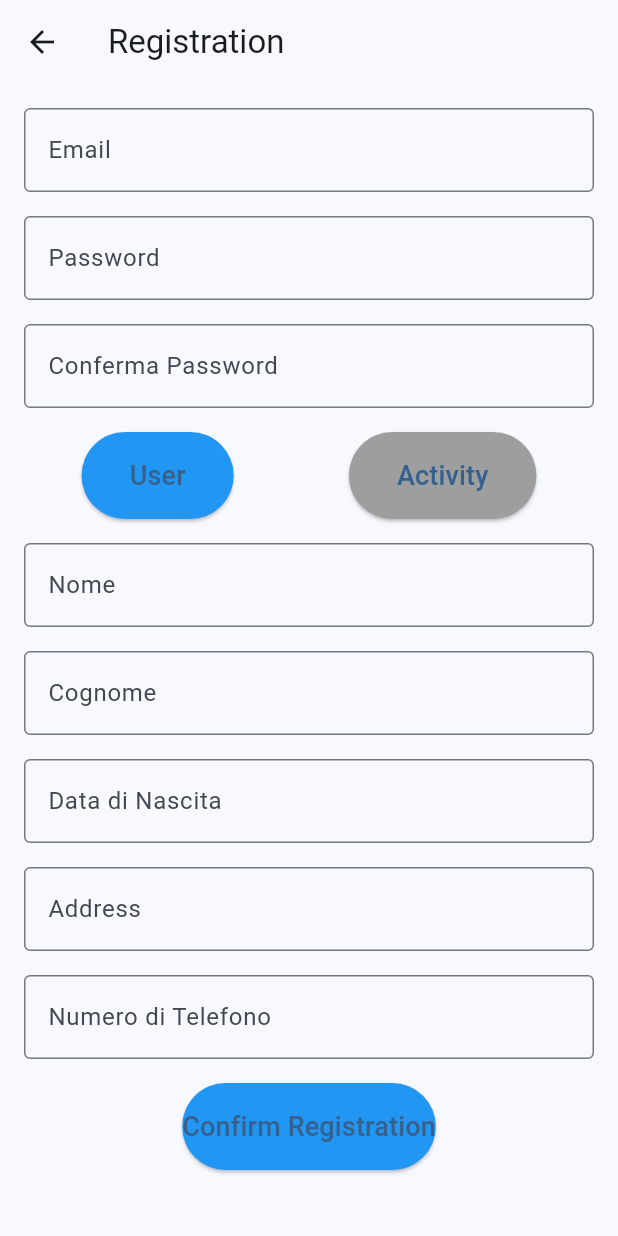
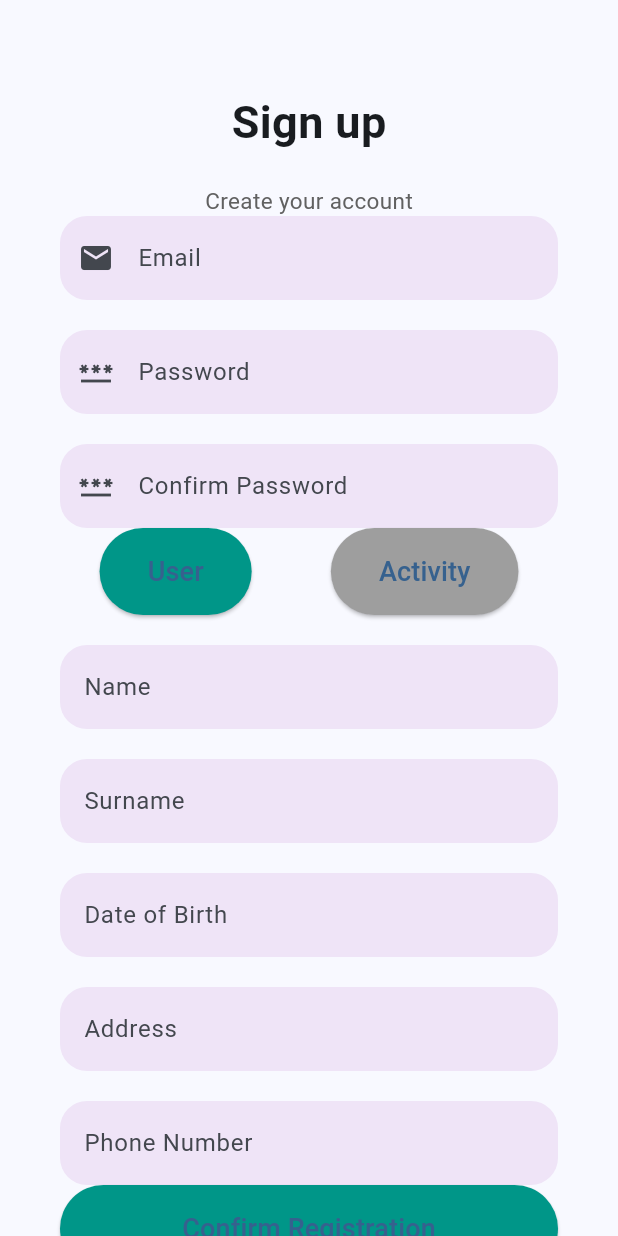
Before and after one commit to gazzamood/dwyt_repo, a Flutter app: the LoginRegistratiPage screen opened directly, on a phone screen of 412 x 824 dp. Run offline on Flutter 3.47's test engine with Material 3 defaults, Android fonts, the phone set to English and light mode, and no system bars; our stand-ins replace cloud_firestore, firebase_auth, firebase_core, firebase_messaging, geocoding, geolocator and 3 more; accounts and stored records are empty; network calls fail.

Commit message:
fix login app

```diff
--- a/lib/main.dart
+++ b/lib/main.dart
@@ -1,4 +1,5 @@
 import 'package:dwyt_test/pages/home_page/home_page.dart';
+import 'package:dwyt_test/pages/login/accedi_page.dart';
 import 'package:dwyt_test/pages/login/login_page.dart';
 import 'package:dwyt_test/services/firebase_service/auth.dart';
 import 'package:flutter/material.dart';
@@ -36,7 +37,7 @@ class _MyAppState extends State<MyApp> {
         if(snapshot.hasData){
           return const HomePage();
         }else{
-          return const LoginPage();
+          return const LoginAccediPage();
         }
       }
     )
--- a/lib/pages/home_page/home_page.dart
+++ b/lib/pages/home_page/home_page.dart
@@ -1,3 +1,4 @@
+import 'package:dwyt_test/pages/login/accedi_page.dart';
 import 'package:firebase_auth/firebase_auth.dart';
 import 'package:flutter/material.dart';
 import 'package:geolocator/geolocator.dart';
@@ -52,7 +53,7 @@ class _HomePageState extends State<HomePage> with SingleTickerProviderStateMixin
     await Auth().signOut();
     Navigator.pushReplacement(
       context,
-      MaterialPageRoute(builder: (context) => const LoginPage()),
+      MaterialPageRoute(builder: (context) => const LoginAccediPage()),
     );
   }
 
--- a/lib/pages/login/registrati_page.dart
+++ b/lib/pages/login/registrati_page.dart
@@ -2,7 +2,6 @@ import 'package:cloud_firestore/cloud_firestore.dart';
 import 'package:firebase_auth/firebase_auth.dart';
 import 'package:flutter/material.dart';
 import 'package:geocoding/geocoding.dart';
-import 'package:location/location.dart' as loc;
 
 import '../../services/firebase_service/auth.dart';
 import '../home_page/home_page.dart';
@@ -51,21 +50,17 @@ class _LoginRegistratiPageState extends State<LoginRegistratiPage> {
   Future<void> registerUserOrAttivita() async {
     if (_formKey.currentState!.validate()) {
       try {
-        // 1. Register user with Firebase Authentication
         UserCredential userCredential = await Auth().createUserWithEmailAndPassword(
           email: _email.text,
           password: _password.text,
         );
         print('User registered successfully: ${userCredential.user!.uid}');
 
-        // 2. Get the ID of the new user
         String userId = userCredential.user!.uid;
 
         if (_isUtente) {
-          // Geocode the address
           List<Location> locations = await locationFromAddress(_addressUser.text);
           Location location = locations.first;
-          // Register user in Firestore
           await FirebaseFirestore.instance.collection('users').doc(userId).set({
             'userId': userId,
             'name': _nome.text,
@@ -83,10 +78,8 @@ class _LoginRegistratiPageState extends State<LoginRegistratiPage> {
           });
           print('User profile created successfully in Firestore');
         } else {
-          // Geocode the address
           List<Location> locations = await locationFromAddress(_addressActivity.text);
           Location location = locations.first;
-          // Register activity in Firestore
           await FirebaseFirestore.instance.collection('activities').doc(userId).set({
             'activityId': userId,
             'name': _nomeAttivita.text,
@@ -106,7 +99,6 @@ class _LoginRegistratiPageState extends State<LoginRegistratiPage> {
           print('Activity profile created successfully in Firestore');
         }
 
-        // Navigate to the home page
         Navigator.pushReplacement(
           context,
           MaterialPageRoute(builder: (context) => const HomePage()),
@@ -114,7 +106,6 @@ class _LoginRegistratiPageState extends State<LoginRegistratiPage> {
         print('Navigated to HomePage');
       } catch (error) {
         print('Error during registration: $error');
-        // Handle any registration errors
         ScaffoldMessenger.of(context).showSnackBar(
           SnackBar(content: Text('Errore durante la registrazione: $error')),
         );
@@ -122,83 +113,85 @@ class _LoginRegistratiPageState extends State<LoginRegistratiPage> {
     }
   }
 
+
   @override
   Widget build(BuildContext context) {
     return Scaffold(
-      appBar: AppBar(
-        title: const Text('Registration'),
+      body: SingleChildScrollView(
+        child: Container(
+          padding: const EdgeInsets.symmetric(horizontal: 40),
+          width: double.infinity,
+          child: Column(
+            mainAxisAlignment: MainAxisAlignment.spaceEvenly,
+            crossAxisAlignment: CrossAxisAlignment.stretch,
+            children: <Widget>[
+              Column(
+                children: <Widget>[
+                  const SizedBox(height: 60.0),
+                  const Text(
+                    "Sign up",
+                    style: TextStyle(
+                      fontSize: 30,
+                      fontWeight: FontWeight.bold,
                     ),
-      body: Padding(
-        padding: const EdgeInsets.all(16.0),
-        child: Form(
-          key: _formKey,
-          child: SingleChildScrollView(
-            child: Column(
-              mainAxisAlignment: MainAxisAlignment.center,
+                  ),
+                  const SizedBox(height: 20),
+                  Text(
+                    "Create your account",
+                    style: TextStyle(fontSize: 15, color: Colors.grey[700]),
+                  ),
+                ],
+              ),
+              Column(
                 children: <Widget>[
-                TextFormField(
+                  TextField(
                     controller: _email,
-                  decoration: const InputDecoration(
-                    labelText: 'Email',
-                    border: OutlineInputBorder(),
+                    decoration: InputDecoration(
+                        hintText: "Email",
+                        border: OutlineInputBorder(
+                            borderRadius: BorderRadius.circular(18),
+                            borderSide: BorderSide.none),
+                        fillColor: Colors.purple.withOpacity(0.1),
+                        filled: true,
+                        prefixIcon: const Icon(Icons.email)),
                   ),
-                  keyboardType: TextInputType.emailAddress,
-                  validator: (value) {
-                    if (value == null || value.isEmpty) {
-                      return 'Inserisci la tua email';
-                    }
-                    final regex = RegExp(r'^[^@]+@[^@]+\.[^@]+');
-                    if (!regex.hasMatch(value)) {
-                      return 'Inserisci un indirizzo email valido';
-                    }
-                    return null;
-                  },
+                  const SizedBox(height: 20),
+                  TextField(
+                    controller: _password,
+                    decoration: InputDecoration(
+                        hintText: "Password",
+                        border: OutlineInputBorder(
+                            borderRadius: BorderRadius.circular(18),
+                            borderSide: BorderSide.none),
+                        fillColor: Colors.purple.withOpacity(0.1),
+                        filled: true,
+                        prefixIcon: const Icon(Icons.password)),
+                    obscureText: true,
                   ),
-                const SizedBox(height: 16.0),
-                TextFormField(
-                  controller: _password,
-                  decoration: const InputDecoration(
-                    labelText: 'Password',
-                    border: OutlineInputBorder(),
+                  const SizedBox(height: 20),
+                  TextField(
+                    controller: _confermapassword,
+                    decoration: InputDecoration(
+                        hintText: "Confirm Password",
+                        border: OutlineInputBorder(
+                            borderRadius: BorderRadius.circular(18),
+                            borderSide: BorderSide.none),
+                        fillColor: Colors.purple.withOpacity(0.1),
+                        filled: true,
+                        prefixIcon: const Icon(Icons.password)),
+                    obscureText: true,
                   ),
-                  obscureText: true,
-                  validator: (value) {
-                    if (value == null || value.isEmpty) {
-                      return 'Inserisci la tua password';
-                    }
-                    if (value.length < 6) {
-                      return 'La password deve essere lunga almeno 6 caratteri';
-                    }
-                    return null;
-                  },
+                ],
               ),
-                const SizedBox(height: 16.0),
-                TextFormField(
-                  controller: _confermapassword,
-                  decoration: const InputDecoration(
-                    labelText: 'Conferma Password',
-                    border: OutlineInputBorder(),
-                  ),
-                  obscureText: true,
-                  validator: (value) {
-                    if (value == null || value.isEmpty) {
-                      return 'Conferma la tua password';
-                    }
-                    if (value != _password.text) {
-                      return 'Le password non coincidono';
-                    }
-                    return null;
-                  },
-                ),
-                const SizedBox(height: 16.0),
               Row(
                 mainAxisAlignment: MainAxisAlignment.spaceAround,
                 children: [
                   ElevatedButton(
                     onPressed: switchToUtente,
                     style: ElevatedButton.styleFrom(
+                      shape: const StadiumBorder(),
                       padding: const EdgeInsets.symmetric(vertical: 16.0, horizontal: 32.0),
-                        backgroundColor: _isUtente ? Colors.blue : Colors.grey,
+                      backgroundColor: _isUtente ? Colors.teal : Colors.grey,
                     ),
                     child: const Text(
                       'User',
@@ -208,8 +201,9 @@ class _LoginRegistratiPageState extends State<LoginRegistratiPage> {
                   ElevatedButton(
                     onPressed: switchToAttivita,
                     style: ElevatedButton.styleFrom(
+                      shape: const StadiumBorder(),
                       padding: const EdgeInsets.symmetric(vertical: 16.0, horizontal: 32.0),
-                        backgroundColor: _isUtente ? Colors.grey : Colors.blue,
+                      backgroundColor: _isUtente ? Colors.grey : Colors.teal,
                     ),
                     child: const Text(
                       'Activity',
@@ -218,22 +212,81 @@ class _LoginRegistratiPageState extends State<LoginRegistratiPage> {
                   ),
                 ],
               ),
-                const SizedBox(height: 16.0),
               _isUtente ? buildUtenteForm() : buildAttivitaForm(),
-                const SizedBox(height: 16.0),
               ElevatedButton(
                 onPressed: registerUserOrAttivita,
                 style: ElevatedButton.styleFrom(
-                    backgroundColor: Colors.blue,
-                    padding: const EdgeInsets.symmetric(vertical: 16.0),
+                  shape: const StadiumBorder(),
+                  padding: const EdgeInsets.symmetric(vertical: 16),
+                  backgroundColor: Colors.teal,
                 ),
                 child: const Text(
                   'Confirm Registration',
                   style: TextStyle(fontSize: 18.0),
                 ),
               ),
+              const Center(child: Text("Or")),
+              Container(
+                height: 45,
+                decoration: BoxDecoration(
+                  borderRadius: BorderRadius.circular(25),
+                  border: Border.all(
+                    color: Colors.teal,
+                  ),
+                  boxShadow: [
+                    BoxShadow(
+                      color: Colors.white.withOpacity(0.5),
+                      spreadRadius: 1,
+                      blurRadius: 1,
+                      offset: const Offset(0, 1),
+                    ),
                   ],
                 ),
+                child: TextButton(
+                  onPressed: () {},
+                  child: Row(
+                    mainAxisAlignment: MainAxisAlignment.center,
+                    children: [
+                      Container(
+                        height: 30.0,
+                        width: 30.0,
+                        decoration: const BoxDecoration(
+                          image: DecorationImage(
+                              image: AssetImage('assets/images/login_signup/google.png'),
+                              fit: BoxFit.cover),
+                          shape: BoxShape.circle,
+                        ),
+                      ),
+                      const SizedBox(width: 18),
+                      const Text(
+                        "Sign In with Google",
+                        style: TextStyle(
+                          fontSize: 16,
+                          color: Colors.teal,
+                        ),
+                      ),
+                    ],
+                  ),
+                ),
+              ),
+              Row(
+                mainAxisAlignment: MainAxisAlignment.center,
+                children: <Widget>[
+                  const Text("Already have an account?"),
+                  TextButton(
+                      onPressed: () {
+                        Navigator.pop(context);
+                      },
+                      child: const Text(
+                        "Log in",
+                        style: TextStyle(
+                          fontSize: 18,
+                          fontWeight: FontWeight.bold,
+                        ),
+                      )),
+                ],
+              ),
+            ],
           ),
         ),
       ),
@@ -243,76 +296,60 @@ class _LoginRegistratiPageState extends State<LoginRegistratiPage> {
   Widget buildUtenteForm() {
     return Column(
       children: <Widget>[
-        TextFormField(
+        const SizedBox(height: 20),
+        TextField(
           controller: _nome,
-          decoration: const InputDecoration(
-            labelText: 'Nome',
-            border: OutlineInputBorder(),
+          decoration: InputDecoration(
+              hintText: "Name",
+              border: OutlineInputBorder(
+                  borderRadius: BorderRadius.circular(18),
+                  borderSide: BorderSide.none),
+              fillColor: Colors.purple.withOpacity(0.1),
+              filled: true),
         ),
-          validator: (value) {
-            if (value == null || value.isEmpty) {
-              return 'Inserisci il tuo nome';
-            }
-            return null;
-          },
+        const SizedBox(height: 20),
+        TextField(
+          controller: _cognome,
+          decoration: InputDecoration(
+              hintText: "Surname",
+              border: OutlineInputBorder(
+                  borderRadius: BorderRadius.circular(18),
+                  borderSide: BorderSide.none),
+              fillColor: Colors.purple.withOpacity(0.1),
+              filled: true),
         ),
-        const SizedBox(height: 16.0),
-        TextFormField(
-          controller: _cognome,
-          decoration: const InputDecoration(
-            labelText: 'Cognome',
-            border: OutlineInputBorder(),
+        const SizedBox(height: 20),
+        TextField(
+          controller: _datanascita,
+          decoration: InputDecoration(
+              hintText: "Date of Birth",
+              border: OutlineInputBorder(
+                  borderRadius: BorderRadius.circular(18),
+                  borderSide: BorderSide.none),
+              fillColor: Colors.purple.withOpacity(0.1),
+              filled: true),
         ),
-          validator: (value) {
-            if (value == null || value.isEmpty) {
-              return 'Inserisci il tuo cognome';
-            }
-            return null;
-          },
+        const SizedBox(height: 20),
+        TextField(
+          controller: _addressUser,
+          decoration: InputDecoration(
+              hintText: "Address",
+              border: OutlineInputBorder(
+                  borderRadius: BorderRadius.circular(18),
+                  borderSide: BorderSide.none),
+              fillColor: Colors.purple.withOpacity(0.1),
+              filled: true),
         ),
-        const SizedBox(height: 16.0),
-        TextFormField(
-          controller: _datanascita,
-          decoration: const InputDecoration(
-            labelText: 'Data di Nascita',
-            border: OutlineInputBorder(),
-          ),
-          keyboardType: TextInputType.datetime,
-          validator: (value) {
-            if (value == null || value.isEmpty) {
-              return 'Inserisci la tua data di nascita';
-            }
-            return null;
-          },
-        ),
-        const SizedBox(height: 16.0),
-        TextFormField(
-          controller: _addressUser,
-          decoration: const InputDecoration(
-            labelText: 'Address',
-            border: OutlineInputBorder(),
-          ),
-          validator: (value) {
-            if (value == null || value.isEmpty) {
-              return 'Inserisci la location dell\'user';
-            }
-            return null;
-          },
-        ),
-        const SizedBox(height: 16.0),
-        TextFormField(
-          controller: _phoneNumber, // Added field
-          decoration: const InputDecoration(
-            labelText: 'Numero di Telefono',
-            border: OutlineInputBorder(),
-          ),
-          keyboardType: TextInputType.phone,
-          validator: (value) {
-            if (value == null || value.isEmpty) {
-              return 'Inserisci il numero di telefono';
-            }
-            return null;
-          },
+        const SizedBox(height: 20),
+        TextField(
+          controller: _phoneNumber,
+          decoration: InputDecoration(
+              hintText: "Phone Number",
+              border: OutlineInputBorder(
+                  borderRadius: BorderRadius.circular(18),
+                  borderSide: BorderSide.none),
+              fillColor: Colors.purple.withOpacity(0.1),
+              filled: true),
         ),
       ],
     );
@@ -321,90 +358,71 @@ class _LoginRegistratiPageState extends State<LoginRegistratiPage> {
   Widget buildAttivitaForm() {
     return Column(
       children: <Widget>[
-        TextFormField(
+        const SizedBox(height: 20),
+        TextField(
           controller: _nomeAttivita,
-          decoration: const InputDecoration(
-            labelText: 'Nome Attività',
-            border: OutlineInputBorder(),
+          decoration: InputDecoration(
+              hintText: "Activity Name",
+              border: OutlineInputBorder(
+                  borderRadius: BorderRadius.circular(18),
+                  borderSide: BorderSide.none),
+              fillColor: Colors.purple.withOpacity(0.1),
+              filled: true),
         ),
-          validator: (value) {
-            if (value == null || value.isEmpty) {
-              return 'Inserisci il nome dell\'attività';
-            }
-            return null;
-          },
+        const SizedBox(height: 20),
+        TextField(
+          controller: _tipologia,
+          decoration: InputDecoration(
+              hintText: "Type",
+              border: OutlineInputBorder(
+                  borderRadius: BorderRadius.circular(18),
+                  borderSide: BorderSide.none),
+              fillColor: Colors.purple.withOpacity(0.1),
+              filled: true),
         ),
-        const SizedBox(height: 16.0),
-        TextFormField(
-          controller: _tipologia,
-          decoration: const InputDecoration(
-            labelText: 'Tipologia',
-            border: OutlineInputBorder(),
+        const SizedBox(height: 20),
+        TextField(
+          controller: _description,
+          decoration: InputDecoration(
+              hintText: "Description",
+              border: OutlineInputBorder(
+                  borderRadius: BorderRadius.circular(18),
+                  borderSide: BorderSide.none),
+              fillColor: Colors.purple.withOpacity(0.1),
+              filled: true),
         ),
-          validator: (value) {
-            if (value == null || value.isEmpty) {
-              return 'Inserisci la tipologia dell\'attività';
-            }
-            return null;
-          },
+        const SizedBox(height: 20),
+        TextField(
+          controller: _orariApertura,
+          decoration: InputDecoration(
+              hintText: "Opening Hours",
+              border: OutlineInputBorder(
+                  borderRadius: BorderRadius.circular(18),
+                  borderSide: BorderSide.none),
+              fillColor: Colors.purple.withOpacity(0.1),
+              filled: true),
         ),
-        const SizedBox(height: 16.0),
-        TextFormField(
-          controller: _description,
-          decoration: const InputDecoration(
-            labelText: 'Descrizione',
-            border: OutlineInputBorder(),
+        const SizedBox(height: 20),
+        TextField(
+          controller: _contatti,
+          decoration: InputDecoration(
+              hintText: "Contacts",
+              border: OutlineInputBorder(
+                  borderRadius: BorderRadius.circular(18),
+                  borderSide: BorderSide.none),
+              fillColor: Colors.purple.withOpacity(0.1),
+              filled: true),
         ),
-          validator: (value) {
-            if (value == null || value.isEmpty) {
-              return 'Inserisci una descrizione dell\'attività';
-            }
-            return null;
-          },
-        ),
-        const SizedBox(height: 16.0),
-        TextFormField(
-          controller: _orariApertura,
-          decoration: const InputDecoration(
-            labelText: 'Orari di Apertura',
-            border: OutlineInputBorder(),
-          ),
-          keyboardType: TextInputType.text,
-          validator: (value) {
-            if (value == null || value.isEmpty) {
-              return 'Inserisci gli orari di apertura dell\'attività';
-            }
-            return null;
-          },
-        ),
-        const SizedBox(height: 16.0),
-        TextFormField(
-          controller: _contatti,
-          decoration: const InputDecoration(
-            labelText: 'Contatti',
-            border: OutlineInputBorder(),
-          ),
-          keyboardType: TextInputType.phone,
-          validator: (value) {
-            if (value == null || value.isEmpty) {
-              return 'Inserisci il numero di telefono';
-            }
-            return null;
-          },
-        ),
-        const SizedBox(height: 16.0),
-        TextFormField(
+        const SizedBox(height: 20),
+        TextField(
           controller: _addressActivity,
-          decoration: const InputDecoration(
-            labelText: 'Address',
-            border: OutlineInputBorder(),
-          ),
-          validator: (value) {
-            if (value == null || value.isEmpty) {
-              return 'Inserisci la location dell\'attività';
-            }
-            return null;
-          },
+          decoration: InputDecoration(
+              hintText: "Address",
+              border: OutlineInputBorder(
+                  borderRadius: BorderRadius.circular(18),
+                  borderSide: BorderSide.none),
+              fillColor: Colors.purple.withOpacity(0.1),
+              filled: true),
         ),
       ],
     );
--- a/pubspec.yaml
+++ b/pubspec.yaml
@@ -74,6 +74,7 @@ flutter:
   assets:
   #   - images/a_dot_burr.jpeg
     - assets/images/emoji_occhiolino.jpg
+    - assets/images/login_signup/google.png
 
   # An image asset can refer to one or more resolution-specific "variants", see
   # https://flutter.dev/assets-and-images/#resolution-aware
```
Also changed, not shown: lib/pages/login/accedi_page.dart (+77 -30 lines), lib/pages/login/login_page.dart (+5 -4 lines), assets/images/login_signup/google.png (added). Lines whose indentation alone changed are shown as unchanged.
